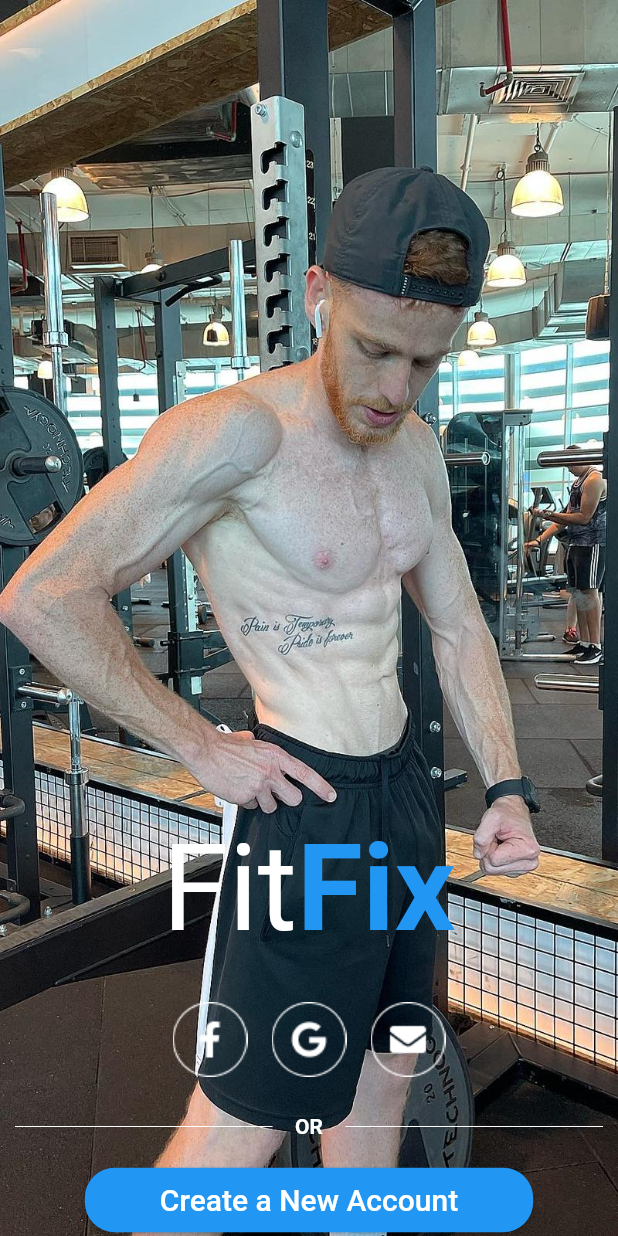
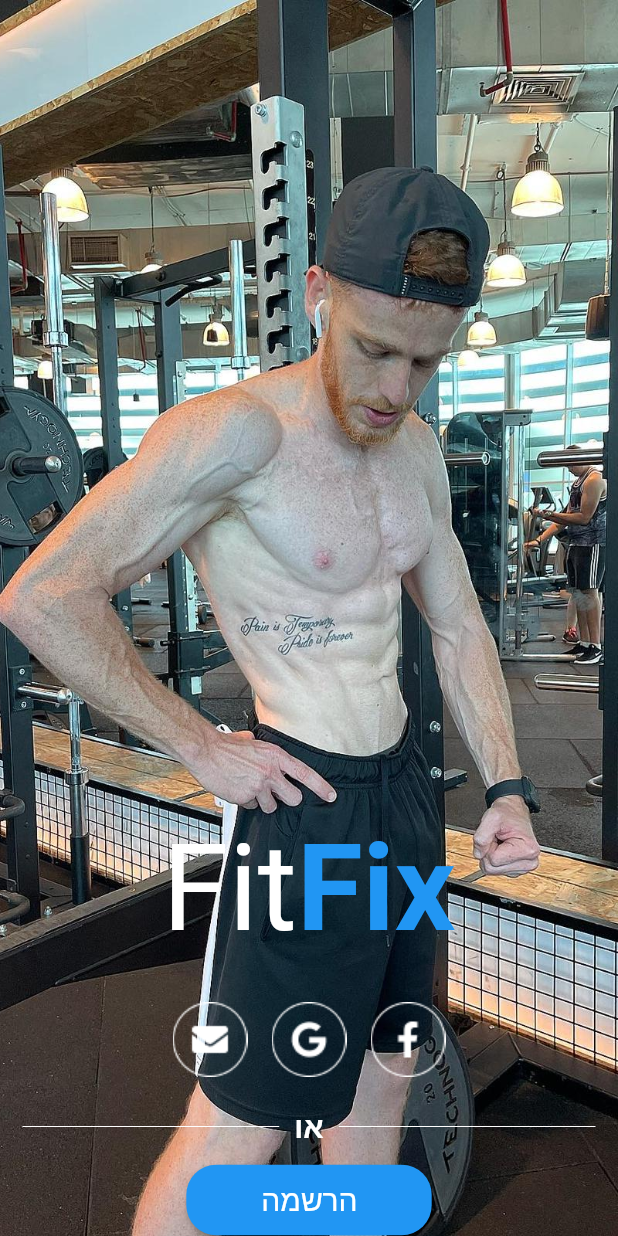
Before and after one commit to MorDvash/fitfix, a Flutter app: the screen it shows after launch, on a phone screen of 412 x 824 dp. Run offline on Flutter 3.47's test engine with Material 2 defaults, Android fonts, the phone set to English and light mode, and no system bars; our stand-ins replace firebase_auth, firebase_core, form_field_validator, google_sign_in; missing offline and left inert: flutter_facebook_auth; accounts and stored records are empty.

Commit message:
change lan to hebrew

```diff
--- a/lib/main.dart
+++ b/lib/main.dart
@@ -21,25 +21,25 @@ class MyApp extends StatelessWidget {
       providers: [
         ChangeNotifierProvider(
           create: (context) =>
-              UserProvider(userName: '', email: '', token: '', imageUrl: ''),
+              // UserProvider(userName: '', email: '', token: '', imageUrl: ''),
+              UserProvider(),
         ),
       ],
       child: MaterialApp(
-        title: 'Flutter Demo',
         theme: ThemeData(
           primarySwatch: Colors.blue,
         ),
-        home: StreamBuilder(
+        home: Directionality(
+          textDirection: TextDirection.rtl,
+          child: StreamBuilder(
             stream: FirebaseAuth.instance.authStateChanges(),
             builder: (context, userSnapShot) {
-            // if (userSnapShot.connectionState == ConnectionState.waiting) {
-            //   return LoadingCircular();
-            // }
               if (userSnapShot.hasData) {
                 return UserHomeScreen();
               }
               return HomeScreen();
             },
+          ),
         ),
         routes: {
           AuthScreen.routeName: (context) => AuthScreen(),
--- a/lib/middleware/FirebaseApi.dart
+++ b/lib/middleware/FirebaseApi.dart
@@ -2,7 +2,6 @@ import 'dart:async';
 
 import 'package:firebase_auth/firebase_auth.dart';
 import 'package:fitfix/middleware/userApi.dart';
-import 'package:fitfix/provider/userProvider.dart';
 import 'package:flutter_facebook_auth/flutter_facebook_auth.dart';
 import 'package:google_sign_in/google_sign_in.dart';
 
@@ -78,7 +77,6 @@ class FireBaseApi {
     if (userInfo.additionalUserInfo!.isNewUser) {
       await UserApi.saveUserDetails(userName, uid, email, photoURL);
     }
-    UserProvider.userSignIn(email, userName, token, photoURL);
   }
 
   static void resetPassword(String email) {
--- a/lib/models/user.dart
+++ b/lib/models/user.dart
@@ -1,8 +1,8 @@
 class User {
-  final String userName;
-  final String email;
-  final String token;
-  final String imageUrl;
+  late String userName;
+  late String email;
+  late String token;
+  late String imageUrl;
 
   User(
       {required this.userName,
--- a/lib/provider/userProvider.dart
+++ b/lib/provider/userProvider.dart
@@ -1,20 +1,24 @@
+import 'package:fitfix/models/user.dart';
 import 'package:flutter/cupertino.dart';
 
 class UserProvider with ChangeNotifier {
-  final String userName;
-  final String email;
-  final String token;
-  final String imageUrl;
+  User? user;
+  // final String userName;
+  // final String email;
+  // final String token;
+  // final String imageUrl;
+  //
+  // UserProvider(
+  //     {required this.userName,
+  //     required this.email,
+  //     required this.token,
+  //     required this.imageUrl});
 
-  UserProvider(
-      {required this.userName,
-      required this.email,
-      required this.token,
-      required this.imageUrl});
-
-  static void userSignIn(
+  void userSignIn(
       String email, String userName, String token, String imageUrl) {
-    UserProvider(
-        userName: userName, email: email, token: token, imageUrl: imageUrl);
+    user!.email = email;
+    user!.userName = userName;
+    user!.token = token;
+    user!.imageUrl = imageUrl;
   }
 }
--- a/lib/screens/homeScreen.dart
+++ b/lib/screens/homeScreen.dart
@@ -8,7 +8,7 @@ class HomeScreen extends StatelessWidget {
   const HomeScreen({Key? key}) : super(key: key);
 
   void navigateToSignUp(BuildContext context) {
-    Navigator.of(context).pushNamed(AuthScreen.routeName, arguments: 'Sign Up');
+    Navigator.of(context).pushNamed(AuthScreen.routeName, arguments: 'הרשמה');
   }
 
   @override
@@ -54,7 +54,7 @@ class HomeScreen extends StatelessWidget {
                   mainAxisAlignment: MainAxisAlignment.center,
                   children: [
                     RoundedElevatedButton(
-                      'Create a New Account',
+                      'הרשמה',
                       navigateToSignUp,
                       context,
                     )
@@ -84,7 +84,7 @@ class SocialMediaButtons extends StatelessWidget {
           FireBaseApi.signInWithFacebook();
         } else if (imagePath.contains('email')) {
           Navigator.of(context)
-              .pushNamed(AuthScreen.routeName, arguments: 'Sign In');
+              .pushNamed(AuthScreen.routeName, arguments: 'התחברות');
         }
       },
       child: Image.asset(imagePath),
--- a/lib/widgets/textDivider.dart
+++ b/lib/widgets/textDivider.dart
@@ -17,8 +17,9 @@ class TextDivider extends StatelessWidget {
               )),
         ),
         Text(
-          "OR",
-          style: TextStyle(color: Colors.white, fontWeight: FontWeight.bold),
+          "או",
+          style: TextStyle(
+              color: Colors.white, fontWeight: FontWeight.bold, fontSize: 20),
         ),
         Expanded(
           child: new Container(
```
Also changed, not shown: lib/screens/authScreen.dart (+9 -8 lines), lib/screens/instructorOrTrainer.dart (added, +22 -0 lines). Lines whose indentation alone changed are shown as unchanged.
